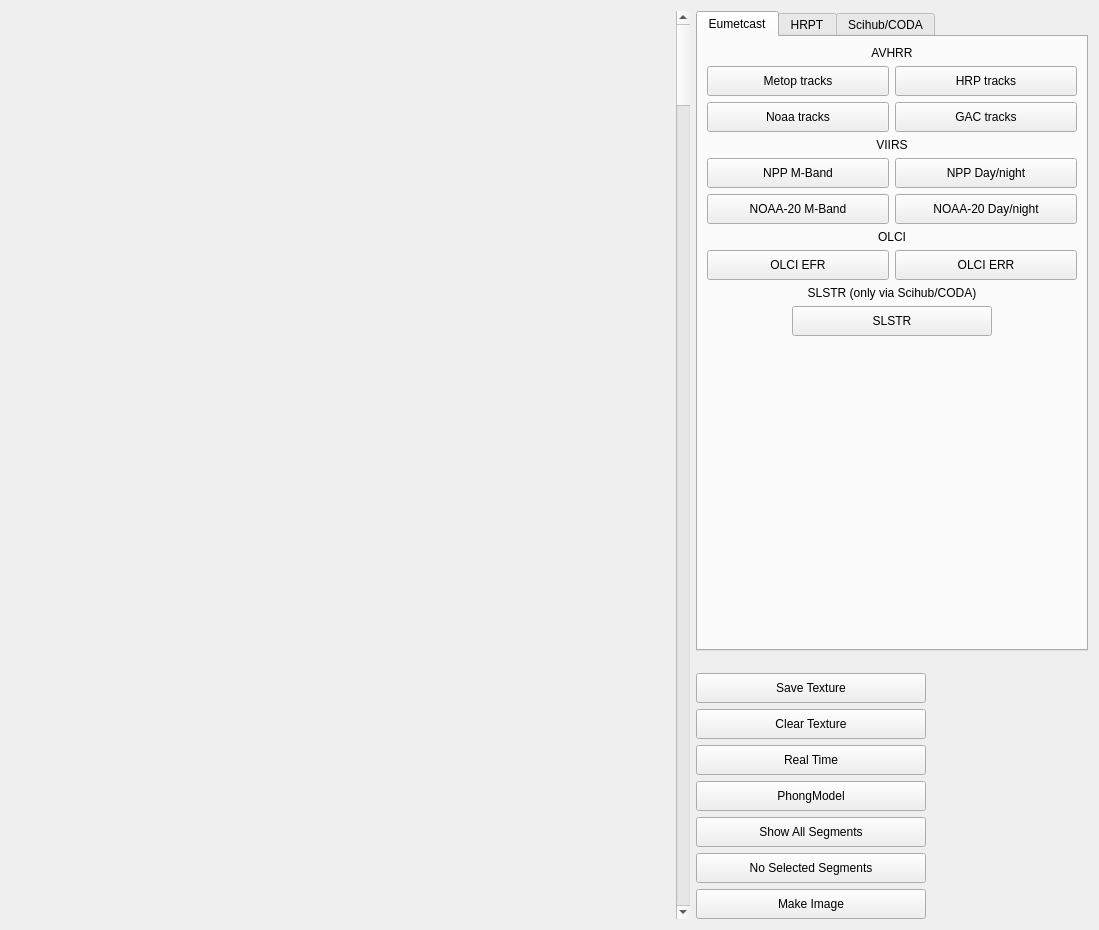
The window that core/formmapcyl.ui (hvanruys/EUMETCastView) describes before a commit, drawn with Qt 5.
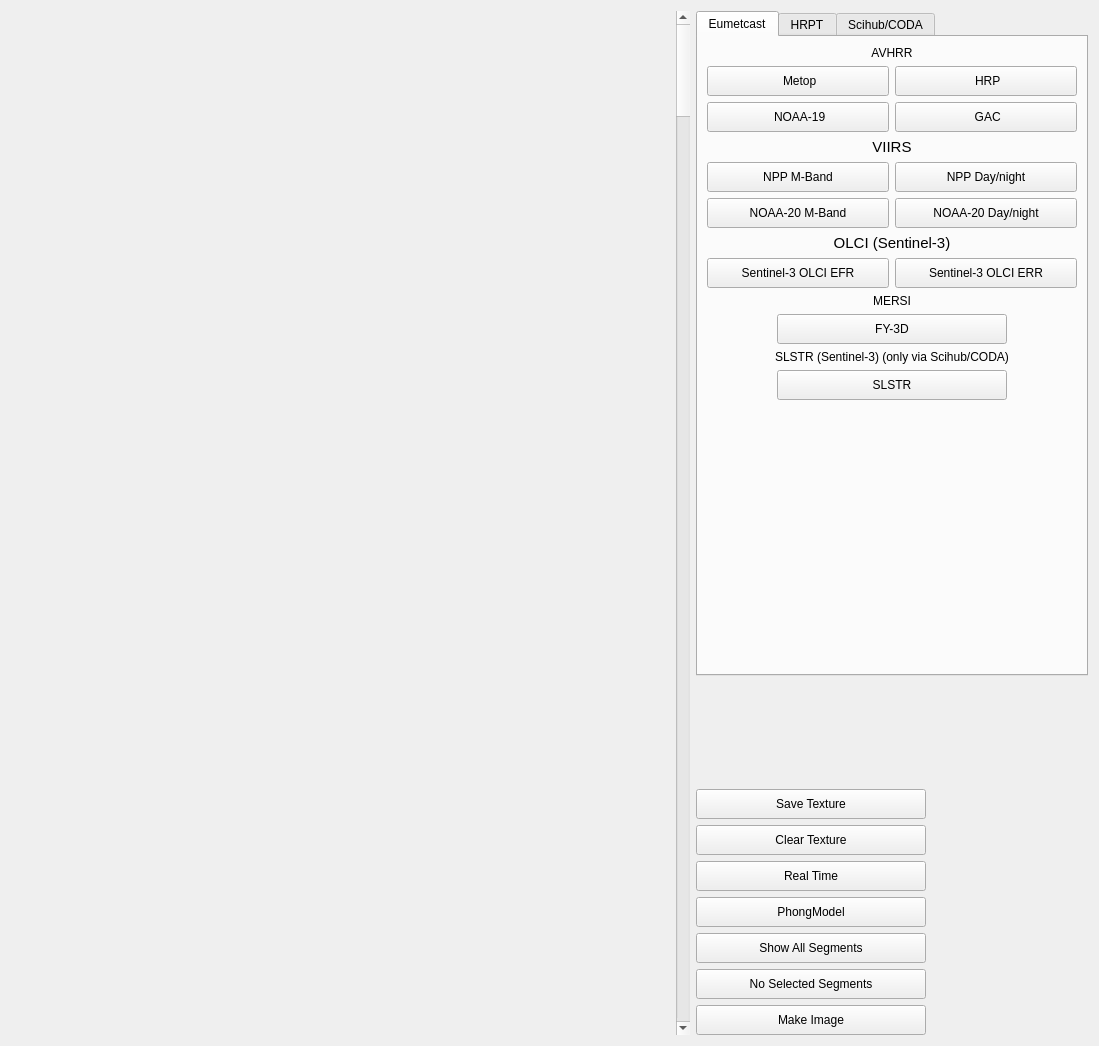
The same window after the commit. The open tabs and pages were chosen to show the change.

Commit message: Added MERSI image support for FY-3D

The edit to the form file:
```diff
--- a/core/formmapcyl.ui
+++ b/core/formmapcyl.ui
@@ -7,7 +7,7 @@
     <x>0</x>
     <y>0</y>
     <width>1099</width>
-    <height>930</height>
+    <height>1046</height>
    </rect>
   </property>
   <property name="windowTitle">
@@ -73,7 +73,7 @@
               </size>
              </property>
              <property name="text">
-              <string> GAC tracks </string>
+              <string> GAC</string>
              </property>
             </widget>
            </item>
@@ -92,7 +92,7 @@
               </size>
              </property>
              <property name="text">
-              <string> Noaa tracks </string>
+              <string> NOAA-19</string>
              </property>
              <property name="checkable">
               <bool>false</bool>
@@ -114,7 +114,7 @@
               </size>
              </property>
              <property name="text">
-              <string> Metop tracks </string>
+              <string> Metop</string>
              </property>
              <property name="checkable">
               <bool>false</bool>
@@ -145,7 +145,7 @@
               </size>
              </property>
              <property name="text">
-              <string> HRP tracks </string>
+              <string> HRP</string>
              </property>
             </widget>
            </item>
@@ -155,7 +155,7 @@
           <widget class="QLabel" name="label_4">
            <property name="font">
             <font>
-             <pointsize>9</pointsize>
+             <pointsize>11</pointsize>
             </font>
            </property>
            <property name="text">
@@ -250,11 +250,11 @@
           <widget class="QLabel" name="label_5">
            <property name="font">
             <font>
-             <pointsize>9</pointsize>
+             <pointsize>11</pointsize>
             </font>
            </property>
            <property name="text">
-            <string>OLCI</string>
+            <string>OLCI (Sentinel-3)</string>
            </property>
            <property name="alignment">
             <set>Qt::AlignCenter</set>
@@ -278,7 +278,7 @@
               </size>
              </property>
              <property name="text">
-              <string>OLCI EFR</string>
+              <string>Sentinel-3 OLCI EFR</string>
              </property>
             </widget>
            </item>
@@ -297,7 +297,40 @@
               </size>
              </property>
              <property name="text">
-              <string>OLCI ERR</string>
+              <string>Sentinel-3 OLCI ERR</string>
+             </property>
+            </widget>
+           </item>
+          </layout>
+         </item>
+         <item>
+          <widget class="QLabel" name="label_10">
+           <property name="text">
+            <string>MERSI</string>
+           </property>
+           <property name="alignment">
+            <set>Qt::AlignCenter</set>
+           </property>
+          </widget>
+         </item>
+         <item>
+          <layout class="QHBoxLayout" name="horizontalLayout">
+           <item>
+            <widget class="QPushButton" name="btnMERSI">
+             <property name="minimumSize">
+              <size>
+               <width>200</width>
+               <height>30</height>
+              </size>
+             </property>
+             <property name="maximumSize">
+              <size>
+               <width>230</width>
+               <height>16777215</height>
+              </size>
+             </property>
+             <property name="text">
+              <string>FY-3D</string>
              </property>
             </widget>
            </item>
@@ -306,7 +339,7 @@
          <item>
           <widget class="QLabel" name="label_8">
            <property name="text">
-            <string>SLSTR (only via Scihub/CODA)</string>
+            <string>SLSTR (Sentinel-3) (only via Scihub/CODA)</string>
            </property>
            <property name="alignment">
             <set>Qt::AlignCenter</set>
@@ -314,20 +347,7 @@
           </widget>
          </item>
          <item>
-          <layout class="QHBoxLayout" name="horizontalLayout_3" stretch="0,0,0">
-           <item>
-            <spacer name="horizontalSpacer_2">
-             <property name="orientation">
-              <enum>Qt::Horizontal</enum>
-             </property>
-             <property name="sizeHint" stdset="0">
-              <size>
-               <width>40</width>
-               <height>20</height>
-              </size>
-             </property>
-            </spacer>
-           </item>
+          <layout class="QHBoxLayout" name="horizontalLayout_3" stretch="0">
            <item>
             <widget class="QPushButton" name="btnSLSTR">
              <property name="minimumSize">
@@ -338,7 +358,7 @@
              </property>
              <property name="maximumSize">
               <size>
-               <width>16777215</width>
+               <width>230</width>
                <height>16777215</height>
               </size>
              </property>
@@ -347,19 +367,6 @@
              </property>
             </widget>
            </item>
-           <item>
-            <spacer name="horizontalSpacer">
-             <property name="orientation">
-              <enum>Qt::Horizontal</enum>
-             </property>
-             <property name="sizeHint" stdset="0">
-              <size>
-               <width>40</width>
-               <height>20</height>
-              </size>
-             </property>
-            </spacer>
-           </item>
           </layout>
          </item>
          <item>
```
Left out of the diff: 2 changed lines with no effect on the pictures. The commit also changes 42 other files.
